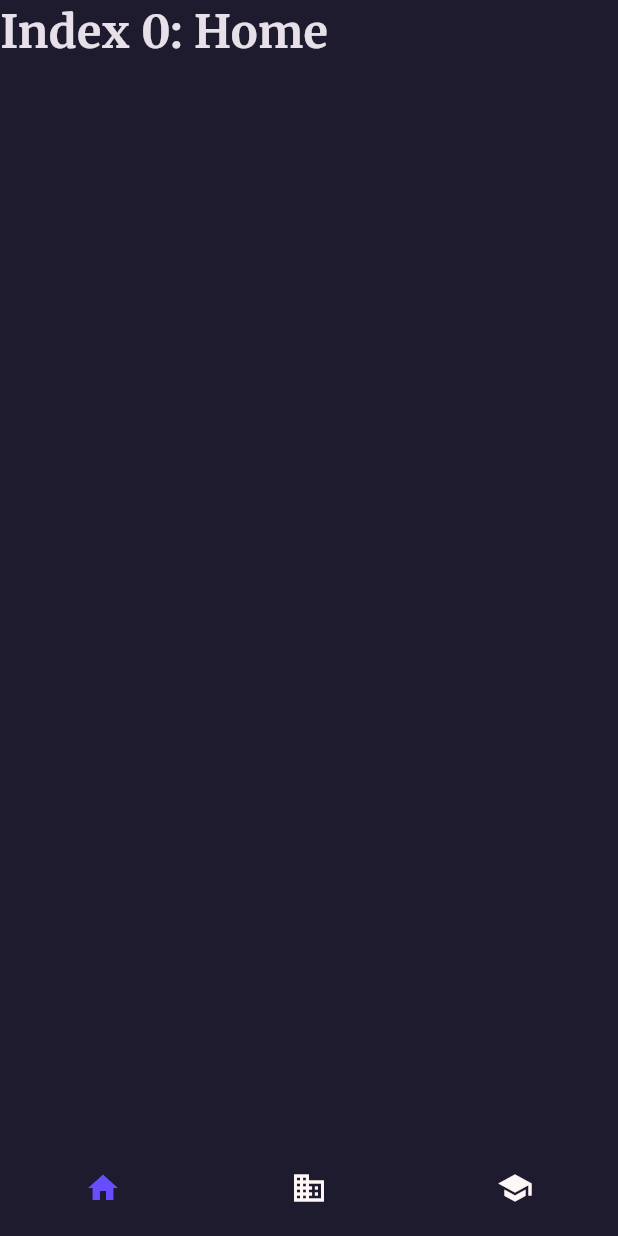
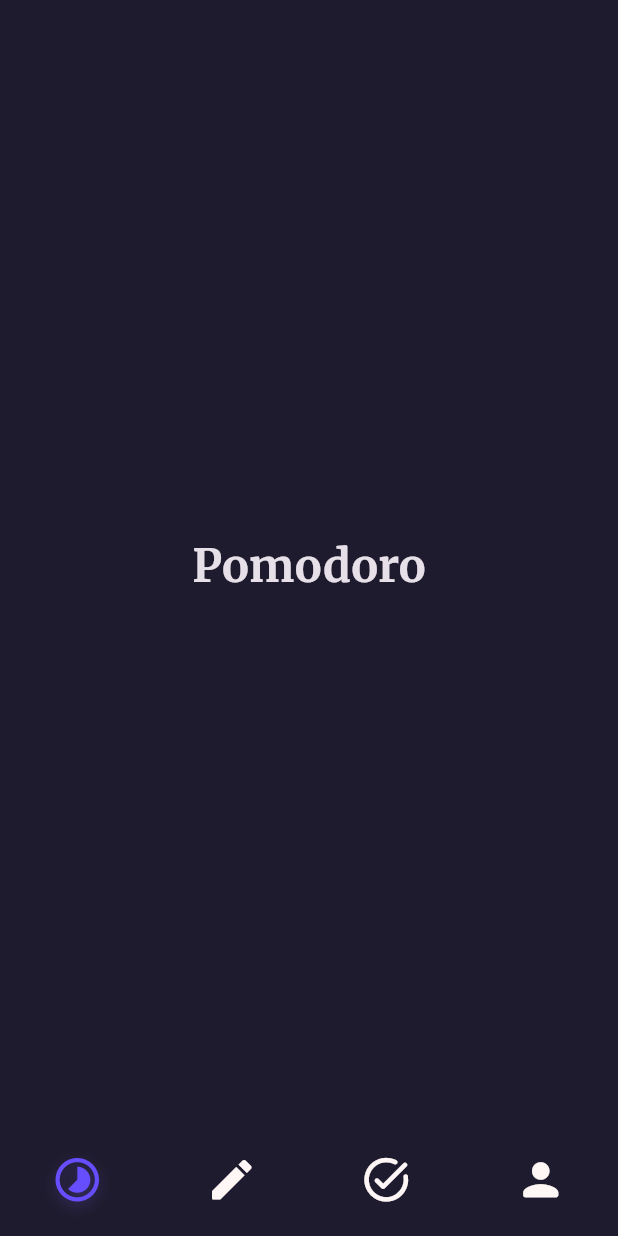
Before and after one commit to aricodeine/pmdr, a Flutter app: the screen it shows after launch, on a phone screen of 412 x 824 dp. Run offline on Flutter 3.47's test engine with Material 2 defaults, Android fonts, the light colour scheme and no system bars; our stand-ins replace bloc, flutter_bloc, google_fonts.

Commit message:
created bottom navigation bar

```diff
--- /dev/null
+++ b/lib/core/constants.dart
@@ -0,0 +1,22 @@
+import 'package:flutter/material.dart';
+
+const TextStyle kOptionStyle = TextStyle(fontSize: 30, fontWeight: FontWeight.bold);
+const double kBottomNavigationIconSize = 35;
+const List<Widget> widgetOptions = <Widget>[
+  Text(
+    'Pomodoro',
+    style: kOptionStyle,
+  ),
+  Text(
+    'Edit timer',
+    style: kOptionStyle,
+  ),
+  Text(
+    'Finished tasks',
+    style: kOptionStyle,
+  ),
+  Text(
+    'Profile',
+    style: kOptionStyle,
+  ),
+];
--- a/lib/main.dart
+++ b/lib/main.dart
@@ -21,14 +21,26 @@ class MyApp extends StatelessWidget {
           seedColor: Colors.deepPurple,
           brightness: Brightness.dark,
         ),
-        scaffoldBackgroundColor: Color(0xff1f1b2e),
-        bottomNavigationBarTheme: const BottomNavigationBarThemeData(
+        scaffoldBackgroundColor: const Color(0xff1f1b2e),
+        bottomNavigationBarTheme: BottomNavigationBarThemeData(
             elevation: 0,
+            selectedIconTheme: IconThemeData(
+              shadows: [
+                Shadow(
+                  color: const Color.fromARGB(255, 89, 75, 183).withAlpha(100),
+                  blurRadius: 10.0,
+                  offset: const Offset(
+                    0.0,
+                    3.0,
+                  ),
+                )
+              ],
+            ),
             type: BottomNavigationBarType.fixed,
             showUnselectedLabels: false,
             showSelectedLabels: false,
-            unselectedItemColor: Color(0xffFFF6F6),
-            selectedItemColor: Color(0xff664eff)),
+            unselectedItemColor: const Color(0xffFFF6F6),
+            selectedItemColor: const Color(0xff664eff)),
         canvasColor: Colors.transparent,
         useMaterial3: true,
         textTheme: TextTheme(
--- a/lib/screens/home_screen.dart
+++ b/lib/screens/home_screen.dart
@@ -1,6 +1,7 @@
 import 'package:flutter/material.dart';
 import 'package:flutter_bloc/flutter_bloc.dart';
 import 'package:pmdr/blocs/cubit/homeswitch_cubit.dart';
+import 'package:pmdr/core/constants.dart';
 
 class HomeScreen extends StatefulWidget {
   const HomeScreen({super.key});
@@ -14,46 +15,46 @@ class _HomeScreenState extends State<HomeScreen> {
     BlocProvider.of<HomeswitchCubit>(context).change(value);
   }
 
-  static const TextStyle optionStyle = TextStyle(fontSize: 30, fontWeight: FontWeight.bold);
-  static const List<Widget> _widgetOptions = <Widget>[
-    Text(
-      'Index 0: Home',
-      style: optionStyle,
-    ),
-    Text(
-      'Index 1: Business',
-      style: optionStyle,
-    ),
-    Text(
-      'Index 2: School',
-      style: optionStyle,
-    ),
-  ];
-
   @override
   Widget build(BuildContext context) {
     return SafeArea(
       child: Scaffold(
         body: BlocBuilder<HomeswitchCubit, int>(
           builder: (context, state) {
-            return _widgetOptions[state];
+            return Center(child: widgetOptions[state]);
           },
         ),
         bottomNavigationBar: BlocBuilder<HomeswitchCubit, int>(
           builder: (context, state) {
             return BottomNavigationBar(
-              items: const <BottomNavigationBarItem>[
+              items: const [
                 BottomNavigationBarItem(
-                  icon: Icon(Icons.home),
-                  label: 'Home',
+                  icon: Icon(
+                    Icons.timelapse_rounded,
+                    size: kBottomNavigationIconSize,
+                  ),
+                  label: 'Pomodoro',
                 ),
                 BottomNavigationBarItem(
-                  icon: Icon(Icons.business),
-                  label: 'Business',
+                  icon: Icon(
+                    Icons.mode_edit_outline_rounded,
+                    size: kBottomNavigationIconSize,
+                  ),
+                  label: 'Edit Timer',
                 ),
                 BottomNavigationBarItem(
-                  icon: Icon(Icons.school),
-                  label: 'School',
+                  icon: Icon(
+                    Icons.task_alt_rounded,
+                    size: kBottomNavigationIconSize,
+                  ),
+                  label: 'Finished tasks',
+                ),
+                BottomNavigationBarItem(
+                  icon: Icon(
+                    Icons.person_rounded,
+                    size: kBottomNavigationIconSize,
+                  ),
+                  label: 'Profile',
                 ),
               ],
               currentIndex: state,
--- a/pubspec.yaml
+++ b/pubspec.yaml
@@ -40,6 +40,7 @@ dependencies:
   json_serializable: ^6.7.1
   json_annotation: ^4.8.1
   bloc: ^8.1.2
+  google_fonts: ^6.1.0
 
 dev_dependencies:
   flutter_test:
@@ -52,7 +53,6 @@ dev_dependencies:
   # rules and activating additional ones.
   flutter_lints: ^2.0.0
   build_runner: ^2.4.6
-  google_fonts: ^6.1.0
 
 # For information on the generic Dart part of this file, see the
 # following page: https://dart.dev/tools/pub/pubspec
```
Also changed, not shown: pubspec.lock.
